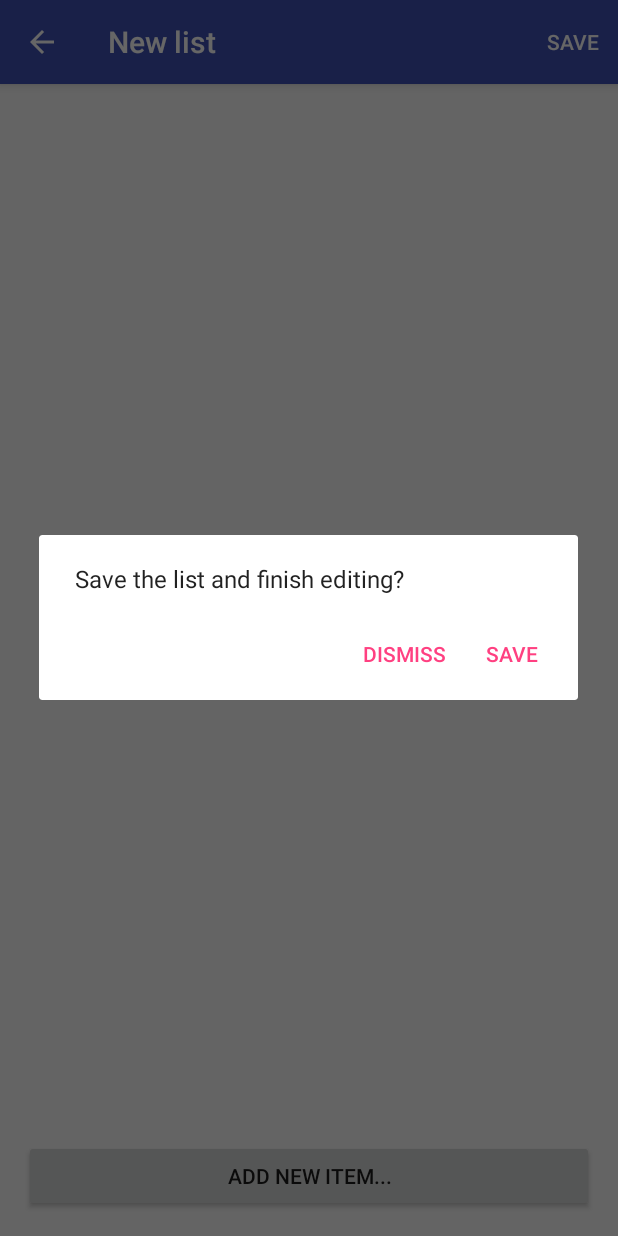
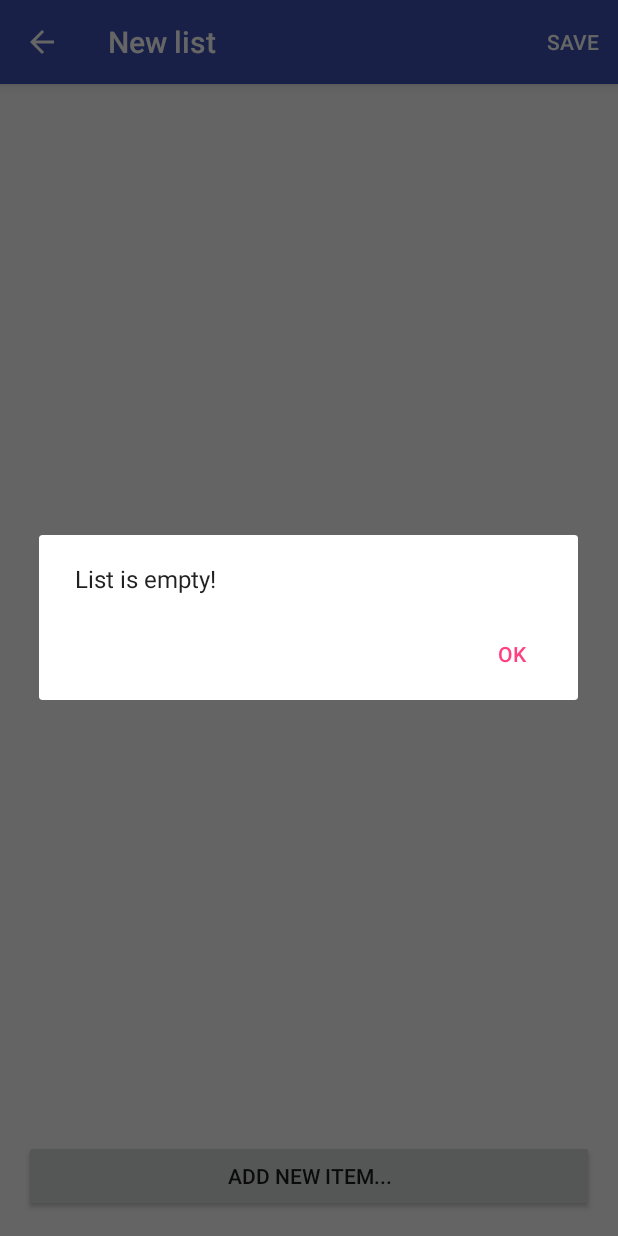
Before and after one commit to MFirefly/ShoppoMem, an Android app: the NewListActivity screen opened directly, with no data from a screen before it, after a tap on "SAVE", on a phone screen of 412 x 824 dp. Run offline under Robolectric (Android 15) with nearby library versions, the phone set to English and light mode, and no system bars.

Commit message:
Added check if the new list is empty. If it is, it can't be saved.

```diff
--- a/app/src/main/java/com/firefly/shoppomem/NewListActivity.java
+++ b/app/src/main/java/com/firefly/shoppomem/NewListActivity.java
@@ -5,6 +5,7 @@ import android.os.Bundle;
 import android.support.design.widget.CoordinatorLayout;
 import android.support.v4.app.NavUtils;
 import android.support.v7.app.ActionBar;
+import android.support.v7.app.AlertDialog;
 import android.support.v7.app.AppCompatActivity;
 import android.support.v7.widget.Toolbar;
 import android.view.Menu;
@@ -82,9 +83,16 @@ public class NewListActivity extends AppCompatActivity implements AddNewItemDial
         DialogFragment dialog;
 
         if (id == R.id.save_list) {
-            dialog = new SaveNewListDialogFragment();
-            dialog.show(getFragmentManager(), "SaveListDialog");
-            return super.onOptionsItemSelected(item);
+            /* If the list is empty, there is nothing to be saved. */
+            if (!Data.getInstance().getNewActivityList().isEmpty()) {
+                dialog = new SaveNewListDialogFragment();
+                dialog.show(getFragmentManager(), "SaveListDialog");
+                return super.onOptionsItemSelected(item);
+            } else {
+                dialog = new SavingEmptyListDialogFragment();
+                dialog.show(getFragmentManager(), "SaveEmptyListDialog");
+                return super.onOptionsItemSelected(item);
+            }
         } else if (id == android.R.id.home) {
             /* If the list is empty, don't show the dialog */
             if (!Data.getInstance().getNewActivityList().isEmpty()) {
--- /dev/null
+++ b/app/src/main/java/com/firefly/shoppomem/SavingEmptyListDialogFragment.java
@@ -0,0 +1,23 @@
+package com.firefly.shoppomem;
+
+import android.app.Dialog;
+import android.app.DialogFragment;
+import android.os.Bundle;
+import android.app.AlertDialog;
+
+/**
+ * Created by maja.filakovic on 13.5.2016..
+ */
+public class SavingEmptyListDialogFragment extends DialogFragment {
+
+    @Override
+    public Dialog onCreateDialog(Bundle savedInstanceState) {
+        /* Builder class for dialog construction */
+        AlertDialog.Builder builder = new AlertDialog.Builder(getActivity());
+
+        builder.setMessage(R.string.save_empty_list_message)
+                .setPositiveButton(R.string.same_empty_list_ok, null);
+
+        return builder.create();
+    }
+}
--- a/app/src/main/res/values/strings.xml
+++ b/app/src/main/res/values/strings.xml
@@ -65,4 +65,9 @@
     <string name="finish_shopping_finish">Finish</string>
     <string name="finish_shopping_continue">Continue shopping</string>
 
+    <!-- Saving empty list dialog -->
+
+    <string name="save_empty_list_message">List is empty!</string>
+    <string name="same_empty_list_ok">OK</string>
+
 </resources>
```
